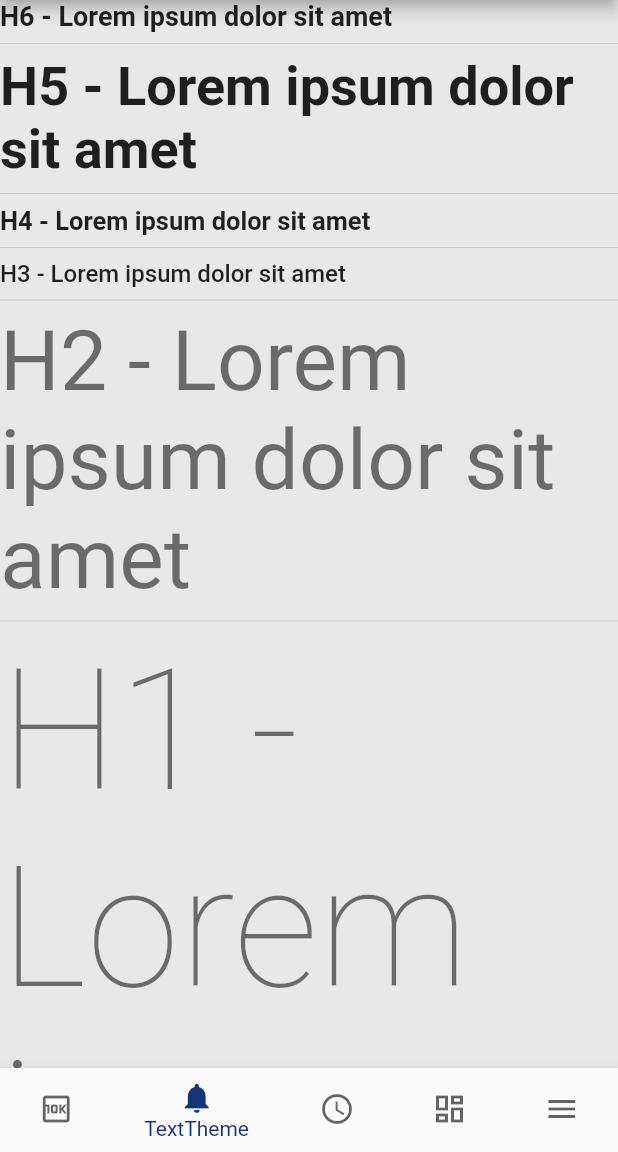
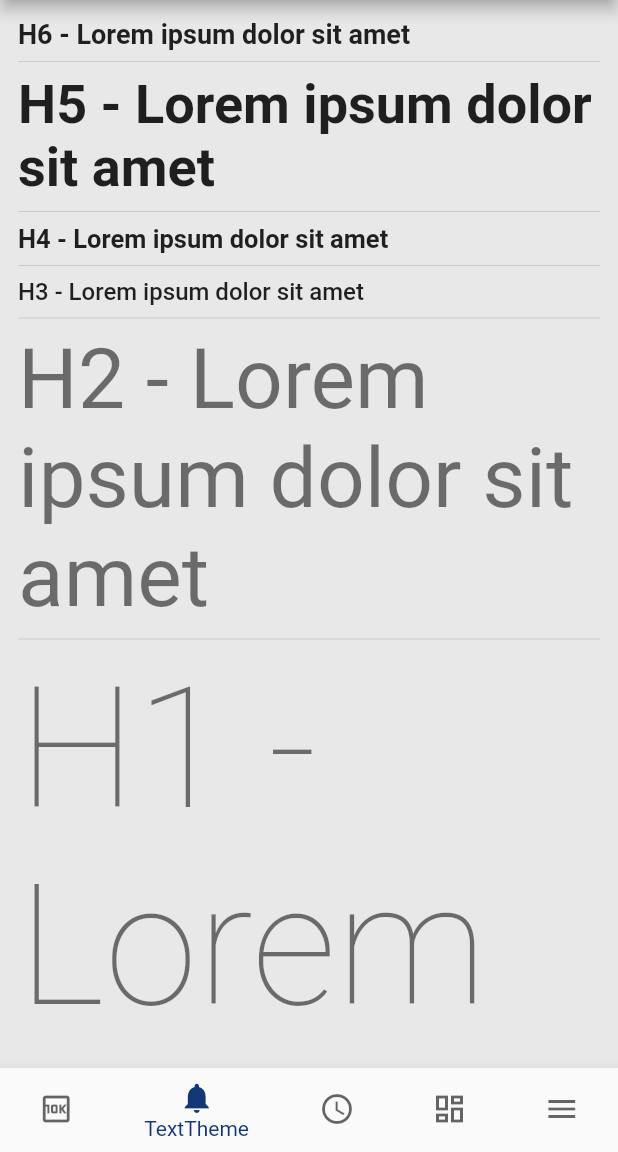
Before and after one commit to ShyroTeam/shyro_theme, a Flutter app: the screen it shows after launch, item 2 of the bottom bar chosen, on a phone screen of 412 x 824 dp, the part 84-1236 px from its top. Run offline on Flutter 3.47's test engine with Material 2 defaults, Android fonts, the phone set to English and light mode, and no system bars; Roboto replaces fonts that are missing (Montserrat).

Commit message:
add minPadding to TextThemePage

```diff
--- a/example/example_app/lib/pages/text_theme_page.dart
+++ b/example/example_app/lib/pages/text_theme_page.dart
@@ -7,7 +7,10 @@ class TextThemeTestPage extends StatelessWidget {
   @override
   Widget build(BuildContext context) {
     return Scaffold(
-      body: Column(
+      body: SafeArea(
+        minimum: const EdgeInsets.all(12.0),
+        child: SingleChildScrollView(
+          child: Column(
             crossAxisAlignment: CrossAxisAlignment.start,
             children: [
               Text(
@@ -42,6 +45,8 @@ class TextThemeTestPage extends StatelessWidget {
               const Divider(),
             ],
           ),
+        ),
+      ),
     );
   }
 }
```
Lines whose indentation alone changed are shown as unchanged.
